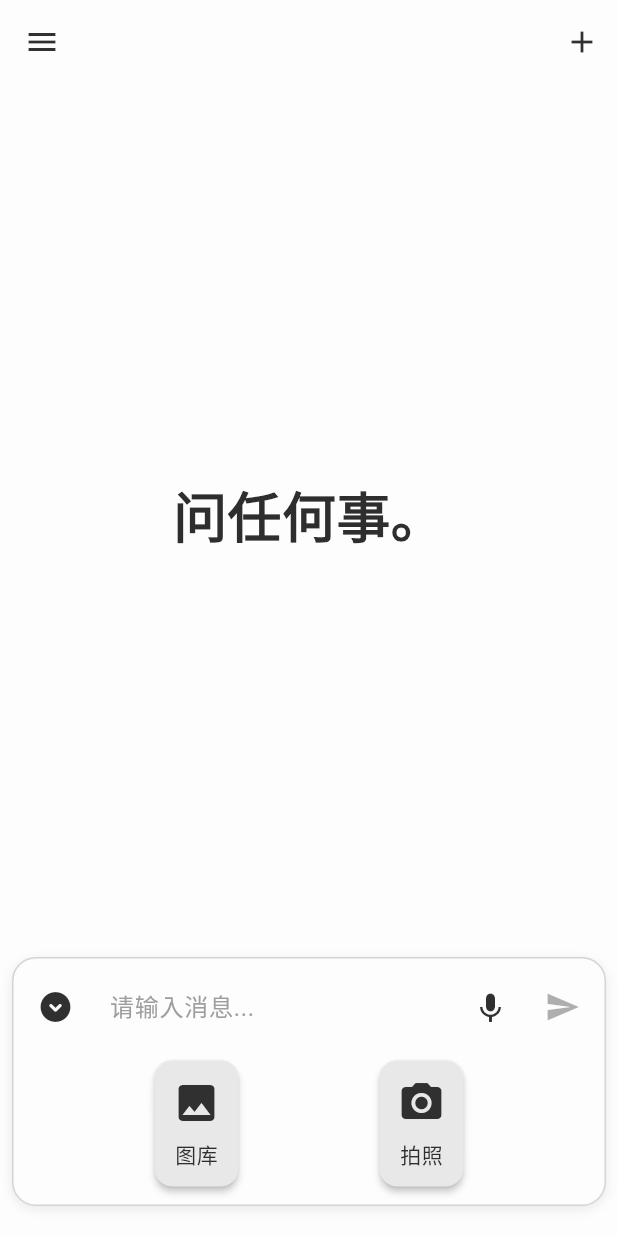
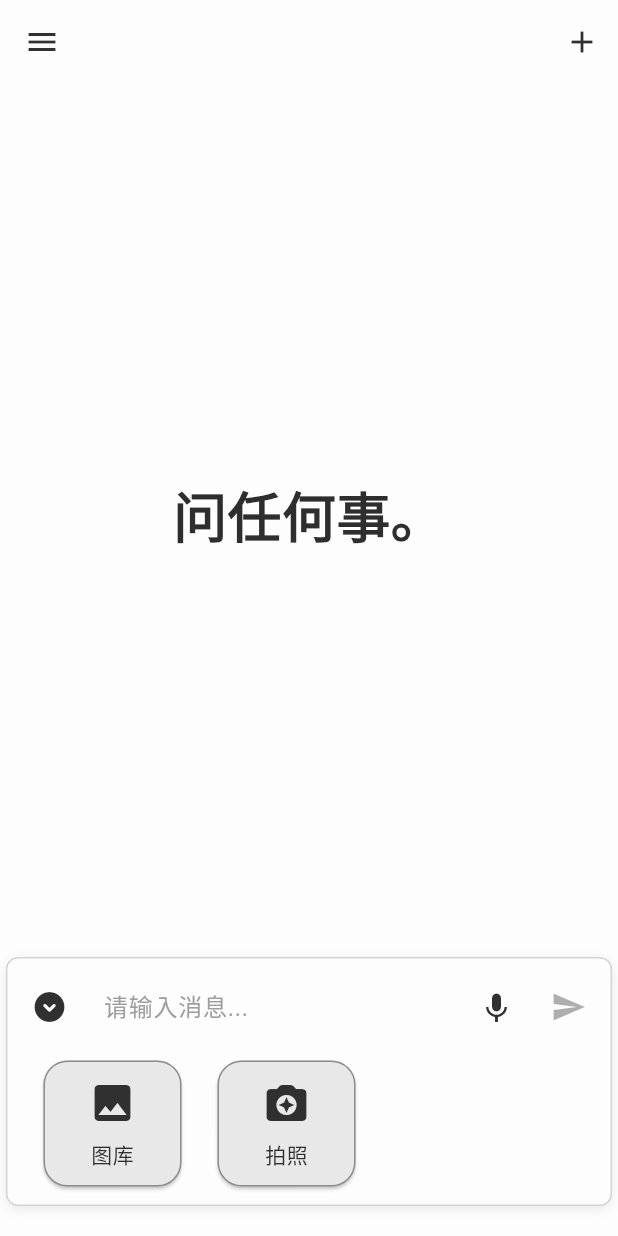
Before and after one commit to shiroe120/flutter-AI-assistant-app, a Flutter app: the HomePage screen opened by its route, after a tap on the "add circle outline" icon, on a phone screen of 412 x 824 dp. Run offline on Flutter 3.47's test engine with Material 3 defaults, Android fonts, the light colour scheme and no system bars; our stand-ins replace dio, drift, flutter_dotenv, flutter_markdown, image_picker, permission_handler and 1 more; missing offline and left inert: flutter_sound; accounts and stored records are empty; generated files the repository leaves out were written again.

Commit message:
修改卡片样式

```diff
--- a/lib/widgets/chat_input_bar.dart
+++ b/lib/widgets/chat_input_bar.dart
@@ -60,14 +60,14 @@ class _ChatInputBarState extends State<ChatInputBar> {
   @override
   Widget build(BuildContext context) {
     return AnimatedSize(
-      duration: const Duration(milliseconds: 300),
+      duration: const Duration(milliseconds: 150),
       curve: Curves.easeInOut,
       alignment: Alignment.topCenter, // 从上往下展开/收起
       child:Container(
         padding: const EdgeInsets.symmetric(horizontal: 4, vertical: 8),
-        margin: const EdgeInsets.only(left: 8, right: 8, bottom: 20, top: 8),
+        margin: const EdgeInsets.only(left: 4, right: 4, bottom: 20, top: 8),
         decoration: BoxDecoration(
-          borderRadius: BorderRadius.circular(_showAddCards ? 16 : 8),
+          borderRadius: BorderRadius.circular(8),
           border: Border.all(
             color: Theme.of(context).colorScheme.primary.withOpacity(0.2),
             width: 1,
@@ -243,13 +243,13 @@ class _ChatInputBarState extends State<ChatInputBar> {
               ],
             ),
         AnimatedSwitcher(
-          duration: const Duration(milliseconds: 100),
+          duration: const Duration(milliseconds: 80),
           transitionBuilder: (Widget child, Animation<double> animation) {
             return FadeTransition(
         opacity: animation,
         child: SlideTransition(
           position: Tween<Offset>(
-            begin: const Offset(0, 0.1),
+            begin: const Offset(0, 0.3),
             end: Offset.zero,
           ).animate(animation),
           child: child,
@@ -261,8 +261,11 @@ class _ChatInputBarState extends State<ChatInputBar> {
             key: const ValueKey('addCards'),
             padding: const EdgeInsets.only(top: 8.0),
             child: Row(
-              mainAxisAlignment: MainAxisAlignment.spaceEvenly,
+              mainAxisAlignment: MainAxisAlignment.start,
               children: [
+                SizedBox(
+                  width: 16,
+                ),
                 //图库按钮
                 GestureDetector(
                   onTap: () async {
@@ -277,8 +280,18 @@ class _ChatInputBarState extends State<ChatInputBar> {
                       }
                     }
                   },
+                  child: SizedBox(
+                    width: 100,
                     child: Card(
-                    elevation: 2,
+                      elevation: 1,
+                      color: Theme.of(context).colorScheme.surface,
+                      shape: RoundedRectangleBorder(
+                        borderRadius: BorderRadius.circular(16),
+                        side: BorderSide(
+                          color: Theme.of(context).colorScheme.primary.withOpacity(0.5),
+                          width: 1,
+                        ),
+                      ),
                       child: Padding(
                         padding: const EdgeInsets.all(12.0),
                         child: Column(
@@ -290,7 +303,12 @@ class _ChatInputBarState extends State<ChatInputBar> {
                           ],
                         ),
                       ),
+
                     ),
+                  )
+                ),
+                SizedBox(
+                  width: 16,
                 ),
                 //拍照按钮
                 GestureDetector(
@@ -306,18 +324,30 @@ class _ChatInputBarState extends State<ChatInputBar> {
                       }
                     }
                   },
+                  child: SizedBox(
+                    width: 100,
                     child: Card(
-                    elevation: 2,
+                      elevation: 1,
+                      color: Theme.of(context).colorScheme.surface,
+                      shape: RoundedRectangleBorder(
+                        borderRadius: BorderRadius.circular(16),
+                        side: BorderSide(
+                          color: Theme.of(context).colorScheme.primary.withOpacity(0.5),
+                          width: 1,
+                        ),
+                      ),
                       child: Padding(
                         padding: const EdgeInsets.all(12.0),
                         child: Column(
                           mainAxisSize: MainAxisSize.min,
                           children: [
-                          Icon(Icons.camera_alt, size: 32, color: Theme.of(context).colorScheme.primary),
+                            Icon(Icons.camera_enhance_rounded, size: 32, color: Theme.of(context).colorScheme.primary),
                             const SizedBox(height: 8),
                             const Text('拍照'),
                           ],
                         ),
+                      ),
+
                     ),
                   ),
                 ),
```
Lines whose indentation alone changed are shown as unchanged.
